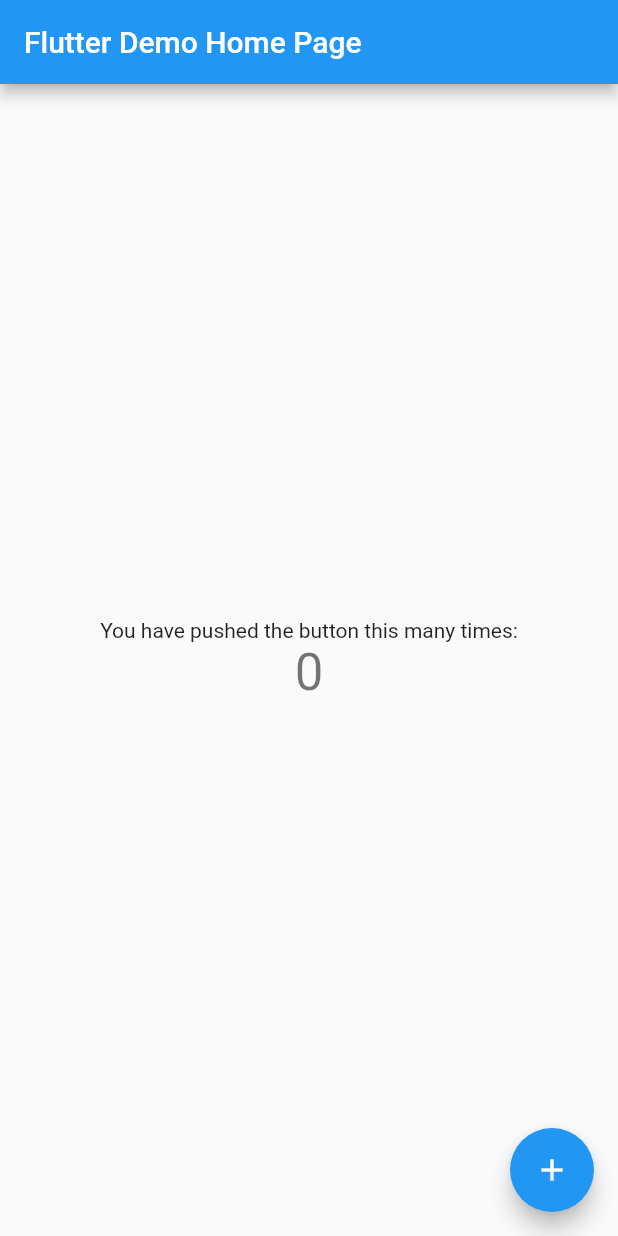
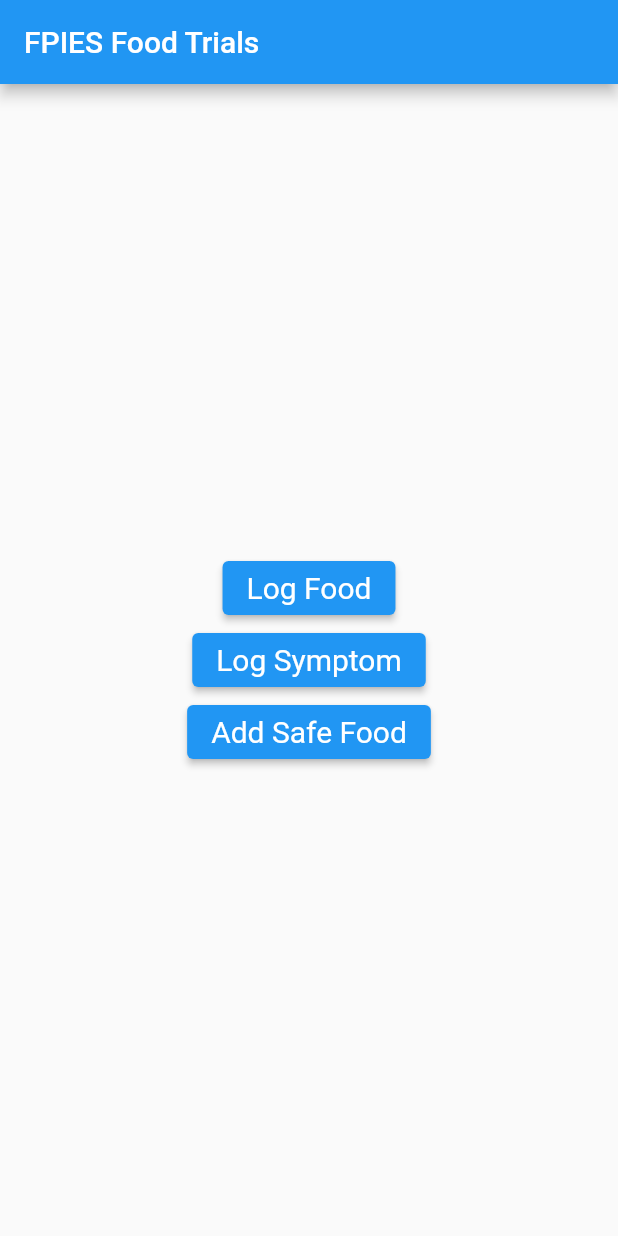
Before and after one commit to danimal-dan/fuppies-food-trials, a Flutter app: the screen it shows after launch, on a phone screen of 412 x 824 dp. Run offline on Flutter 3.47's test engine with Material 2 defaults, Android fonts, the phone set to English and light mode, and no system bars.

Commit message:
Start setting up application

```diff
--- a/fuppies_app/lib/main.dart
+++ b/fuppies_app/lib/main.dart
@@ -1,4 +1,5 @@
 import 'package:flutter/material.dart';
+import 'page/home.dart';
 
 void main() {
   runApp(const MyApp());
@@ -7,109 +8,14 @@
 class MyApp extends StatelessWidget {
   const MyApp({Key? key}) : super(key: key);
 
-  // This widget is the root of your application.
   @override
   Widget build(BuildContext context) {
     return MaterialApp(
-      title: 'Flutter Demo',
+      title: 'FPIES Food Trials',
       theme: ThemeData(
-        // This is the theme of your application.
-        //
-        // Try running your application with "flutter run". You'll see the
-        // application has a blue toolbar. Then, without quitting the app, try
-        // changing the primarySwatch below to Colors.green and then invoke
-        // "hot reload" (press "r" in the console where you ran "flutter run",
-        // or simply save your changes to "hot reload" in a Flutter IDE).
-        // Notice that the counter didn't reset back to zero; the application
-        // is not restarted.
         primarySwatch: Colors.blue,
       ),
-      home: const MyHomePage(title: 'Flutter Demo Home Page'),
+      home: const MyHomePage(title: 'FPIES Food Trials'),
     );
   }
 }
-
-class MyHomePage extends StatefulWidget {
-  const MyHomePage({Key? key, required this.title}) : super(key: key);
-
-  // This widget is the home page of your application. It is stateful, meaning
-  // that it has a State object (defined below) that contains fields that affect
-  // how it looks.
-
-  // This class is the configuration for the state. It holds the values (in this
-  // case the title) provided by the parent (in this case the App widget) and
-  // used by the build method of the State. Fields in a Widget subclass are
-  // always marked "final".
-
-  final String title;
-
-  @override
-  State<MyHomePage> createState() => _MyHomePageState();
-}
-
-class _MyHomePageState extends State<MyHomePage> {
-  int _counter = 0;
-
-  void _incrementCounter() {
-    setState(() {
-      // This call to setState tells the Flutter framework that something has
-      // changed in this State, which causes it to rerun the build method below
-      // so that the display can reflect the updated values. If we changed
-      // _counter without calling setState(), then the build method would not be
-      // called again, and so nothing would appear to happen.
-      _counter++;
-    });
-  }
-
-  @override
-  Widget build(BuildContext context) {
-    // This method is rerun every time setState is called, for instance as done
-    // by the _incrementCounter method above.
-    //
-    // The Flutter framework has been optimized to make rerunning build methods
-    // fast, so that you can just rebuild anything that needs updating rather
-    // than having to individually change instances of widgets.
-    return Scaffold(
-      appBar: AppBar(
-        // Here we take the value from the MyHomePage object that was created by
-        // the App.build method, and use it to set our appbar title.
-        title: Text(widget.title),
-      ),
-      body: Center(
-        // Center is a layout widget. It takes a single child and positions it
-        // in the middle of the parent.
-        child: Column(
-          // Column is also a layout widget. It takes a list of children and
-          // arranges them vertically. By default, it sizes itself to fit its
-          // children horizontally, and tries to be as tall as its parent.
-          //
-          // Invoke "debug painting" (press "p" in the console, choose the
-          // "Toggle Debug Paint" action from the Flutter Inspector in Android
-          // Studio, or the "Toggle Debug Paint" command in Visual Studio Code)
-          // to see the wireframe for each widget.
-          //
-          // Column has various properties to control how it sizes itself and
-          // how it positions its children. Here we use mainAxisAlignment to
-          // center the children vertically; the main axis here is the vertical
-          // axis because Columns are vertical (the cross axis would be
-          // horizontal).
-          mainAxisAlignment: MainAxisAlignment.center,
-          children: <Widget>[
-            const Text(
-              'You have pushed the button this many times:',
-            ),
-            Text(
-              '$_counter',
-              style: Theme.of(context).textTheme.headline4,
-            ),
-          ],
-        ),
-      ),
-      floatingActionButton: FloatingActionButton(
-        onPressed: _incrementCounter,
-        tooltip: 'Increment',
-        child: const Icon(Icons.add),
-      ), // This trailing comma makes auto-formatting nicer for build methods.
-    );
-  }
-}
--- /dev/null
+++ b/fuppies_app/lib/page/home.dart
@@ -0,0 +1,56 @@
+import 'package:flutter/material.dart';
+import 'package:fuppies_app/page/logfood.dart';
+
+class MyHomePage extends StatefulWidget {
+  const MyHomePage({Key? key, required this.title}) : super(key: key);
+
+  final String title;
+
+  @override
+  State<MyHomePage> createState() => _MyHomePageState();
+}
+
+class _MyHomePageState extends State<MyHomePage> {
+  final ButtonStyle style =
+      ElevatedButton.styleFrom(textStyle: const TextStyle(fontSize: 20));
+
+  @override
+  Widget build(BuildContext context) {
+    return Scaffold(
+      appBar: AppBar(
+        title: Text(widget.title),
+      ),
+      body: Center(
+        child: Column(
+          mainAxisAlignment: MainAxisAlignment.center,
+          children: <Widget>[
+            ElevatedButton(
+              style: style,
+              onPressed: () {
+                Navigator.push(
+                  context,
+                  MaterialPageRoute(builder: (context) => const LogFoodPage()),
+                );
+              },
+              child: const Text('Log Food'),
+            ),
+            ElevatedButton(
+              style: style,
+              onPressed: () {
+                debugPrint('pressed Log Symptom');
+              },
+              child: const Text('Log Symptom'),
+            ),
+            ElevatedButton(
+              style: style,
+              onPressed: () {
+                debugPrint('pressed Add Safe Food');
+              },
+              child: const Text('Add Safe Food'),
+            ),
+          ],
+        ),
+      ),
+    );
+  }
+}
```
Also changed, not shown: fuppies_app/lib/page/logfood.dart (added, +28 -0 lines), 1 other file.
